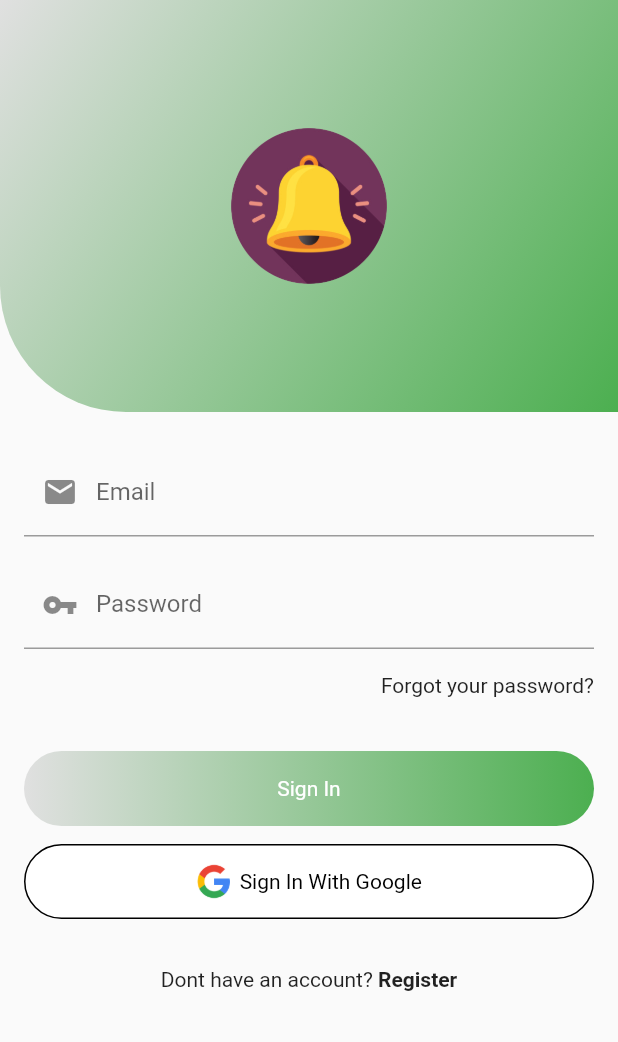
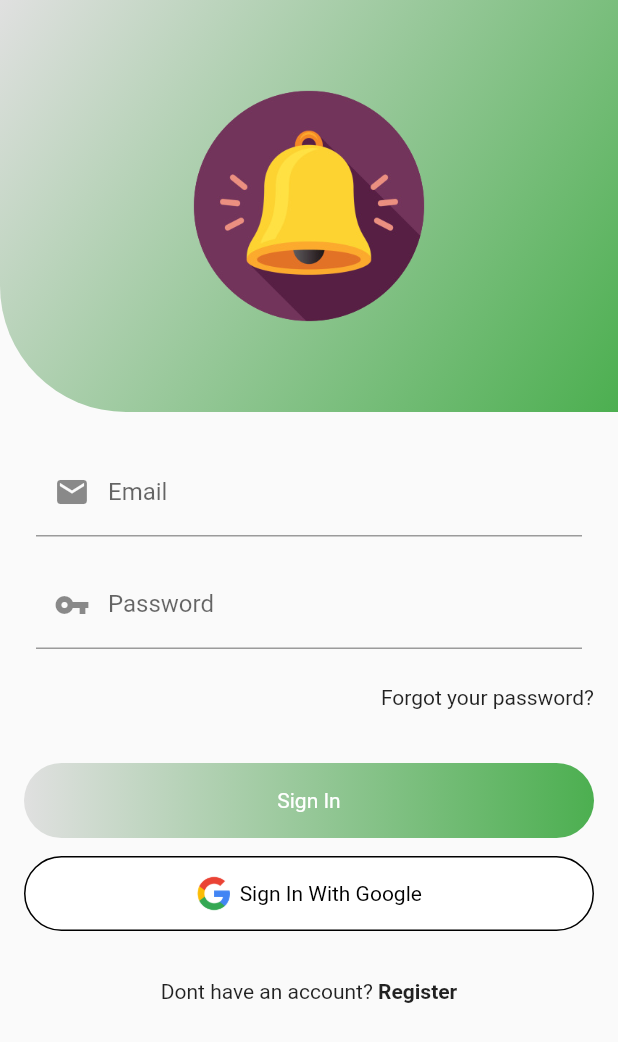
Before and after one commit to diogosequeira94/bell-security-mvp, a Flutter app: the screen it shows after launch, on a phone screen of 412 x 824 dp. Shown: the top 1042 px of the screen. Run offline on Flutter 3.47's test engine with Material 2 defaults, Android fonts, the phone set to English and light mode, and no system bars.

Commit message:
login page bell

```diff
--- a/lib/login/presentation/pages/login_page.dart
+++ b/lib/login/presentation/pages/login_page.dart
@@ -23,7 +23,9 @@ class LoginPage extends StatelessWidget {
                   physics: NeverScrollableScrollPhysics(),
                   children: [
                     const SizedBox(height: 8.0),
-                    TextFormField(
+                    Padding(
+                      padding: const EdgeInsets.symmetric(horizontal: 8.0),
+                      child: TextFormField(
                           style: TextStyle(color: Colors.green),
                           decoration: const InputDecoration(
                             prefixIcon: Icon(Icons.email),
@@ -48,8 +50,11 @@ class LoginPage extends StatelessWidget {
                           //             orElse: () => null),
                           //         (_) => null),
                           ),
+                    ),
                     const SizedBox(height: 16.0),
-                    TextFormField(
+                    Padding(
+                      padding: const EdgeInsets.symmetric(horizontal: 8.0),
+                      child: TextFormField(
                         decoration: const InputDecoration(
                           prefixIcon: Icon(Icons.vpn_key),
                           labelText: LoginStrings.textFieldPasswordLabel,
@@ -73,7 +78,8 @@ class LoginPage extends StatelessWidget {
                         //             orElse: () => null),
                         //         (_) => null),
                       ),
-                    const SizedBox(height: 16.0),
+                    ),
+                    const SizedBox(height: 24.0),
                     Align(
                         alignment: Alignment.centerRight,
                         child: GestureDetector(
--- a/lib/login/presentation/widgets/login_page_header.dart
+++ b/lib/login/presentation/widgets/login_page_header.dart
@@ -23,8 +23,8 @@ class LoginPageHeader extends StatelessWidget {
             ),
             child: Center(
               child: Image.asset(LoginStrings.appLogoCirclePath,
-                width: 135.0,
-                height: 135.0,
+                width: 200.0,
+                height: 200.0,
               ),
             ),
           )
```
Lines whose indentation alone changed are shown as unchanged.
